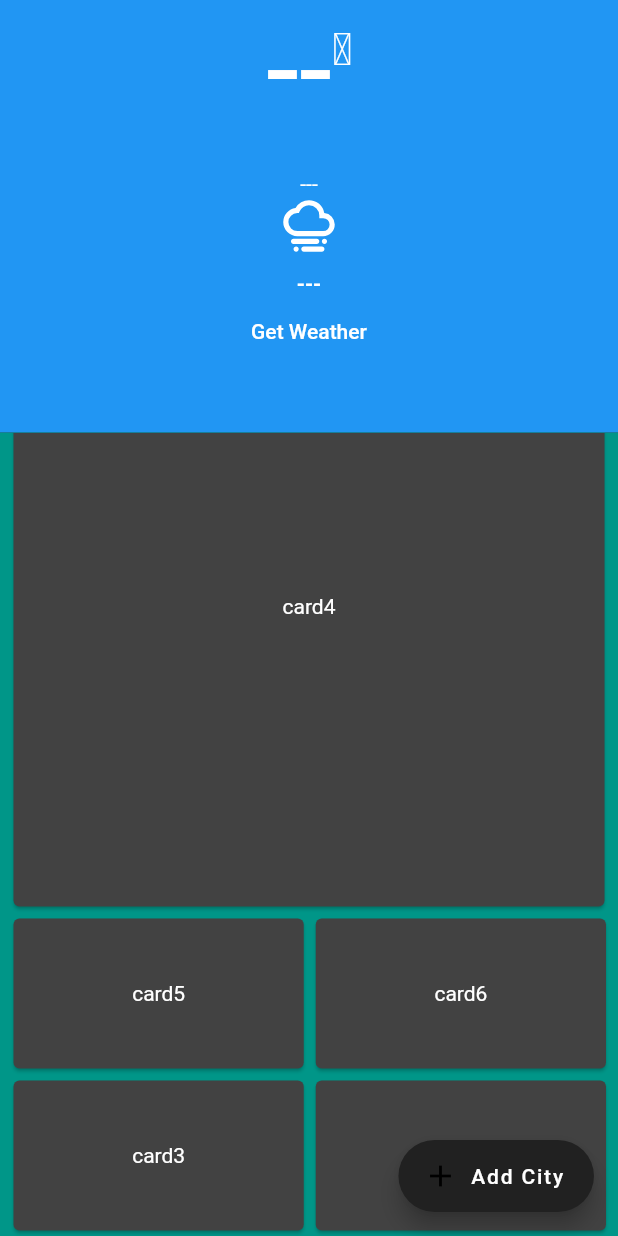
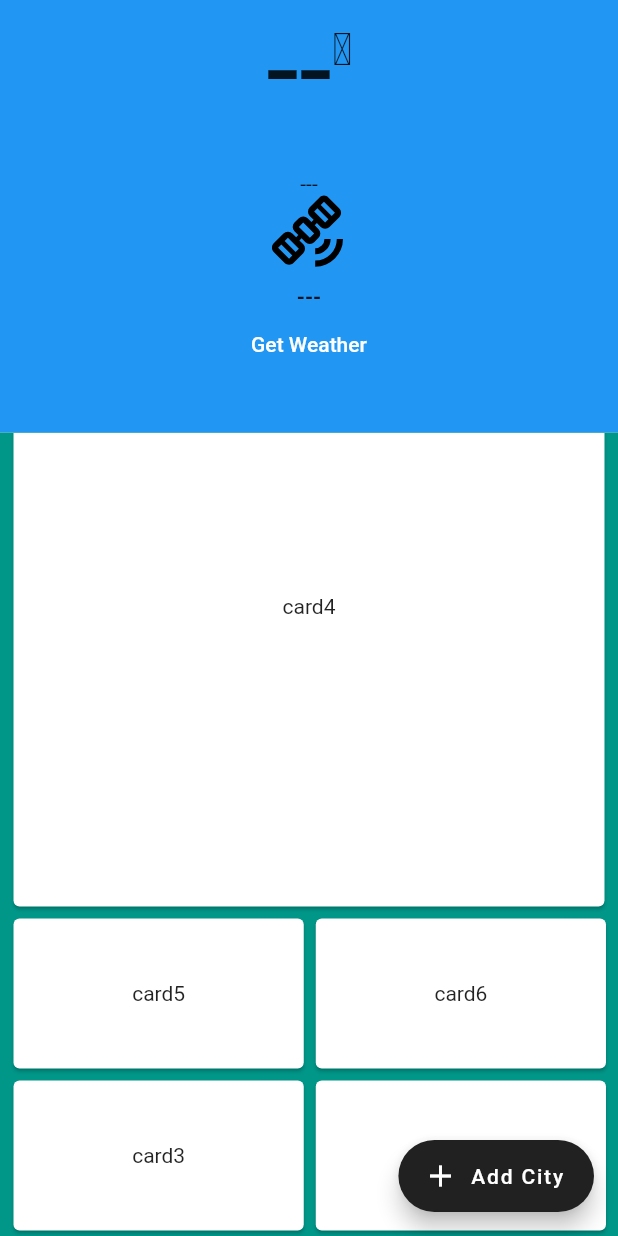
Before and after one commit to jaspal007/weather_app, a Flutter app: the screen it shows after launch, scrolled down 196 dp, after a tap on "Get Weather", on a phone screen of 412 x 824 dp. Run offline on Flutter 3.47's test engine with Material 2 defaults, Android fonts, the phone set to English and light mode, and no system bars; our stand-ins replace animated_splash_screen, flutter_svg, google_fonts, weather; network calls fail; project files that could hold a hidden picture were left out.

```diff
--- a/lib/main.dart
+++ b/lib/main.dart
@@ -17,7 +17,7 @@ class _MyAppState extends State<MyApp> {
   Widget build(BuildContext context) {
     return MaterialApp(
       debugShowCheckedModeBanner: false,
-      theme: ThemeData.dark(),
+      theme: ThemeData.light(),
       home: const SplashScreen(),
     );
   }
--- a/lib/resources/global_variable.dart
+++ b/lib/resources/global_variable.dart
@@ -1,3 +1,26 @@
 import 'package:weather/weather.dart';
 
-WeatherFactory weatherFactory = WeatherFactory("22f1e332aeeabd1c9c2a9e015b83bc61");
+WeatherFactory weatherFactory =
+    WeatherFactory("22f1e332aeeabd1c9c2a9e015b83bc61");
+
+final weatherSVG = <String, String>{
+  "000": "lib/assets/satellite.svg",
+  "01d": "lib/assets/clear_day.svg",
+  "01n": "lib/assets/clear_night.svg",
+  "02d": "lib/assets/partly_cloudy_day.svg",
+  "02n": "lib/assets/partly_cloudy_night.svg",
+  "03d": "lib/assets/cloud.svg",
+  "03n": "lib/assets/cloud.svg",
+  "04d": "lib/assets/foggy.svg",
+  "04n": "lib/assets/foggy.svg",
+  "09d": "lib/assets/shower_rain.svg",
+  "09n": "lib/assets/shower_rain.svg",
+  "10d": "lib/assets/rainy.svg",
+  "10n": "lib/assets/rainy.svg",
+  "11d": "lib/assets/thunderstorm.svg",
+  "11n": "lib/assets/thunderstorm.svg",
+  "13d": "lib/assets/snow.svg",
+  "13n": "lib/assets/snow.svg",
+  "50d": "lib/assets/mist.svg",
+  "50n": "lib/assets/mist.svg",
+};
--- a/lib/resources/weather.dart
+++ b/lib/resources/weather.dart
@@ -15,6 +15,7 @@ class WeatherInfo {
   DateTime sunset;
   double windSpeed;
   double windDirection;
+  String weatherIcon;
   WeatherInfo({
     required this.dateTime,
     this.temperature = double.infinity,
@@ -22,6 +23,7 @@ class WeatherInfo {
     this.tempMax = double.infinity,
     this.tempFeels = double.infinity,
     this.weather = "---",
+    this.weatherIcon = "---",
     this.place = "---",
     this.humidity = double.infinity,
     this.latitude = double.infinity,
--- a/lib/screens/home.dart
+++ b/lib/screens/home.dart
@@ -1,3 +1,6 @@
+import 'dart:convert';
+import 'dart:math';
+
 import 'package:flutter/material.dart';
 import 'package:flutter_svg/svg.dart';
 import 'package:weather/weather.dart';
@@ -13,22 +16,48 @@ class MyHome extends StatefulWidget {
 }
 
 class _MyHomeState extends State<MyHome> {
+  bool isLoading = false;
   String temperature = "--";
+  String tempMin = "--";
+  String tempMax = "--";
+  String icon = weatherSVG["000"]!;
   WeatherInfo info = WeatherInfo(
     dateTime: DateTime.now(),
     sunrise: DateTime.now(),
     sunset: DateTime.now(),
   );
   Future<void> callWeather() async {
+    setState(() {
+      isLoading = true;
+    });
+    try {
       Weather weatherInfo =
-        await weatherFactory.currentWeatherByCityName("Indore");
+          await weatherFactory.currentWeatherByCityName("Seattle");
       print(weatherInfo);
       setState(() {
         info.dateTime = weatherInfo.date!;
         info.temperature = weatherInfo.temperature!.celsius!;
         info.weather = weatherInfo.weatherDescription!;
         info.place = "${weatherInfo.areaName!}, ${weatherInfo.country!}";
+        info.weatherIcon = weatherInfo.weatherIcon!;
+        info.tempMin = weatherInfo.tempMin!.celsius!;
+        info.tempMax = weatherInfo.tempMax!.celsius!;
+        temperature = info.temperature.round().toString();
+        icon = weatherSVG[info.weatherIcon]!;
+        isLoading = false;
       });
+      print("weather icon: ${info.weatherIcon}");
+    } on OpenWeatherAPIException catch (error) {
+      // print((error.toString()));
+      SnackBar snackBar = SnackBar(content: Text(error.toString()));
+      ScaffoldMessenger.of(context).showSnackBar(snackBar);
+    }
+  }
+
+  @override
+  void initState() {
+    super.initState();
+    callWeather();
   }
 
   @override
@@ -110,14 +139,11 @@ class _MyHomeState extends State<MyHome> {
                           textAlign: TextAlign.center,
                           info.place,
                         ),
-                        SizedBox(
-                          height: height * 0.05,
+                        Container(
+                          // color: Colors.red,
+                          height: height * 0.06,
                           width: double.infinity,
-                          child: SvgPicture.asset(
-                            "lib/assets/foggy.svg",
-                            fit: BoxFit.contain,
-                            color: Colors.white,
-                          ),
+                          child: SvgPicture.asset(icon),
                         ),
                         const Padding(
                           padding: EdgeInsets.all(5),
@@ -128,14 +154,7 @@ class _MyHomeState extends State<MyHome> {
                           style: const TextStyle(fontWeight: FontWeight.bold),
                         ),
                         TextButton(
-                          onPressed: () {
-                            callWeather().whenComplete(() {
-                              setState(() {
-                                temperature =
-                                    info.temperature.round().toString();
-                              });
-                            });
-                          },
+                          onPressed: () {},
                           child: const Text(
                             "Get Weather",
                             style: TextStyle(
```
Also changed, not shown: lib/screens/bottom_screen.dart (+79 -39 lines), pubspec.yaml (+15 -2 lines), lib/assets/clear_day.svg (added), lib/assets/clear_night.svg (added), lib/assets/cloud.svg (added), lib/assets/mist.svg (added), lib/assets/partly_cloudy_day.svg (added), lib/assets/partly_cloudy_night.svg (added), lib/assets/rainy.svg (added), lib/assets/satellite.svg (added), lib/assets/shower_rain.svg (added), lib/assets/snow.svg (added), lib/assets/thunderstorm.svg (added), pubspec.lock. Lines whose indentation alone changed are shown as unchanged.
